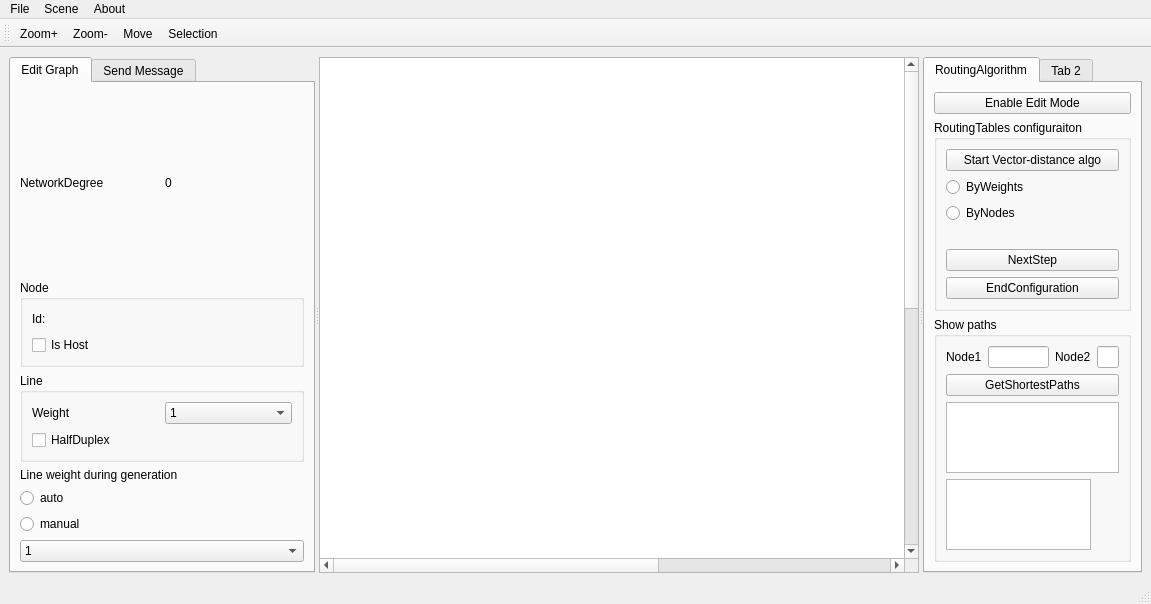
The window that mainwindow.ui (TheStalkerDen/network-coursework) describes before a commit, drawn with Qt 5.
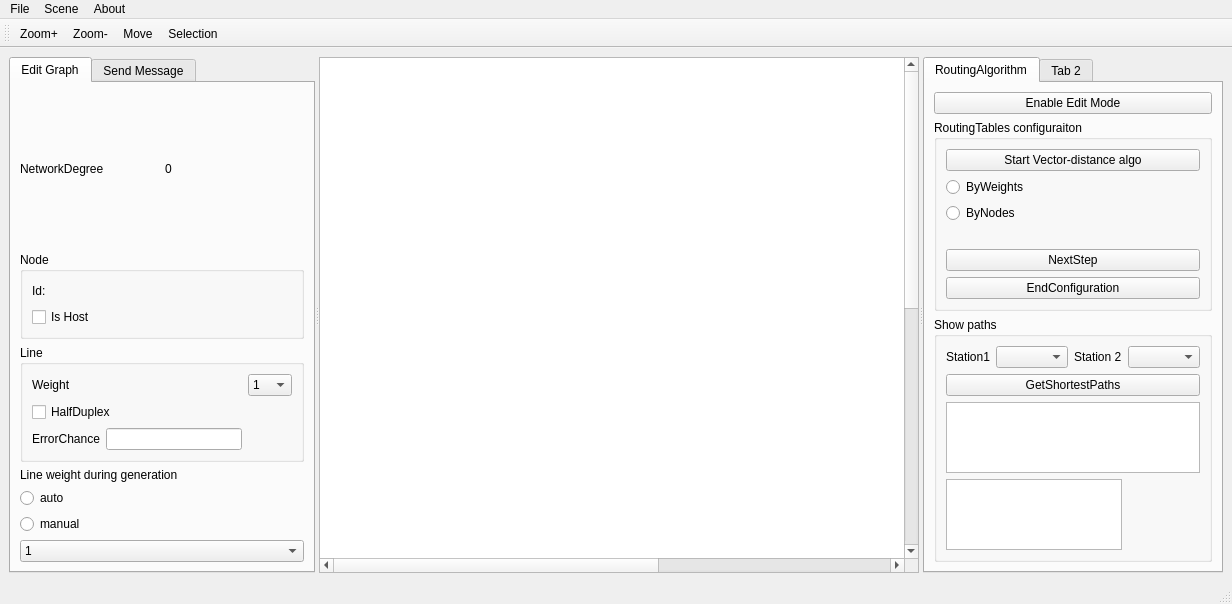
The same window after the commit. The open tabs and pages were chosen to show the change. Custom widgets are drawn as their Qt base class.

```diff
--- a/mainwindow.ui
+++ b/mainwindow.ui
@@ -94,7 +94,10 @@
               <string>Line</string>
              </property>
              <layout class="QGridLayout" name="gridLayout_4">
-              <item row="0" column="1">
+              <item row="2" column="1">
+               <widget class="QLineEdit" name="error_chanceLineEdit"/>
+              </item>
+              <item row="0" column="2">
                <widget class="QComboBox" name="lineWeightComboButton">
                 <item>
                  <property name="text">
@@ -163,20 +166,27 @@
                 </item>
                </widget>
               </item>
-              <item row="0" column="0">
-               <widget class="QLabel" name="label_3">
+              <item row="2" column="0">
+               <widget class="QLabel" name="label_9">
                 <property name="text">
-                 <string>Weight</string>
+                 <string>ErrorChance</string>
                 </property>
                </widget>
               </item>
-              <item row="1" column="0">
+              <item row="1" column="0" colspan="2">
                <widget class="QCheckBox" name="isHalfDuplex">
                 <property name="text">
                  <string>HalfDuplex</string>
                 </property>
                </widget>
               </item>
+              <item row="0" column="0" colspan="2">
+               <widget class="QLabel" name="label_3">
+                <property name="text">
+                 <string>Weight</string>
+                </property>
+               </widget>
+              </item>
              </layout>
             </widget>
            </item>
@@ -515,38 +525,38 @@
             <string>Show paths</string>
            </property>
            <layout class="QGridLayout" name="gridLayout_7">
-            <item row="0" column="1">
-             <widget class="QLineEdit" name="node1LineEdit"/>
+            <item row="6" column="0" colspan="4">
+             <widget class="QListView" name="pathsListView"/>
             </item>
-            <item row="0" column="0">
-             <widget class="QLabel" name="node1Label">
-              <property name="text">
-               <string>Node1</string>
-              </property>
-             </widget>
+            <item row="7" column="0" colspan="3">
+             <widget class="QTextEdit" name="textPathReprez"/>
             </item>
-            <item row="0" column="3">
-             <widget class="QLineEdit" name="node2LineEdit"/>
-            </item>
-            <item row="1" column="0" colspan="4">
+            <item row="5" column="0" colspan="4">
              <widget class="QPushButton" name="getShortestPathsButton">
               <property name="text">
                <string>GetShortestPaths</string>
               </property>
              </widget>
             </item>
-            <item row="2" column="0" colspan="4">
-             <widget class="QListView" name="pathsListView"/>
+            <item row="0" column="0">
+             <widget class="QLabel" name="node1Label">
+              <property name="text">
+               <string>Station1</string>
+              </property>
+             </widget>
             </item>
             <item row="0" column="2">
              <widget class="QLabel" name="node2Label">
               <property name="text">
-               <string>Node2</string>
+               <string>Station 2</string>
               </property>
              </widget>
             </item>
-            <item row="3" column="0" colspan="3">
-             <widget class="QTextEdit" name="textPathReprez"/>
+            <item row="0" column="1">
+             <widget class="QComboBox" name="node1ComboBox"/>
+            </item>
+            <item row="0" column="3">
+             <widget class="QComboBox" name="node2ComboBox"/>
             </item>
            </layout>
           </widget>
```
Left out of the diff: 2 changed lines with no effect on the pictures.
